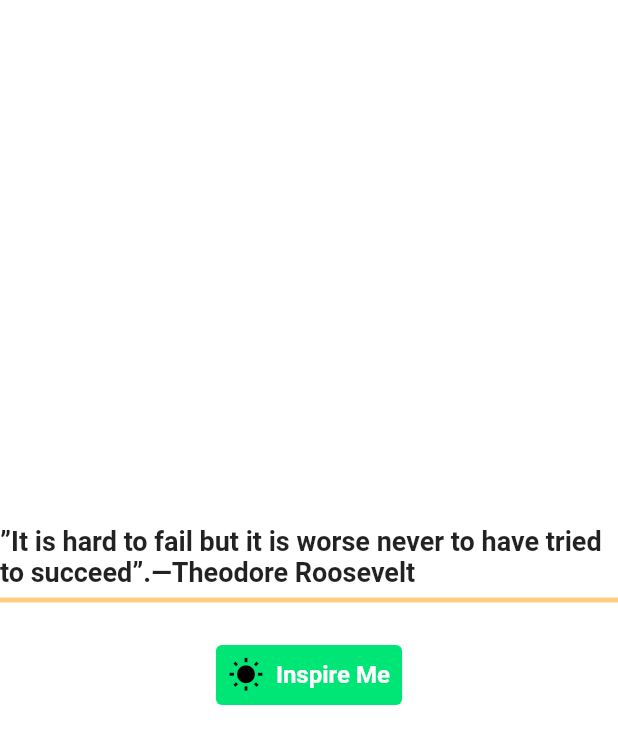
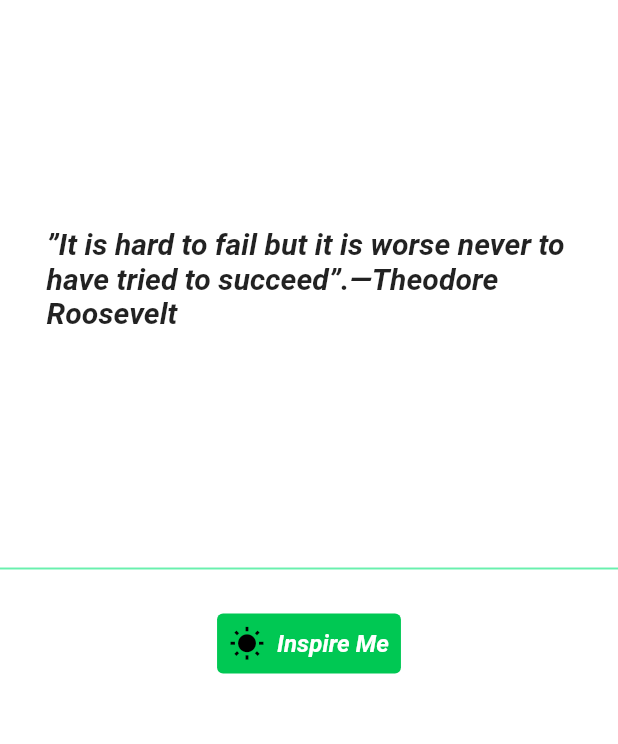
Before and after one commit to ABOALI112/quotes_app, a Flutter app: the screen it shows after launch, on a phone screen of 412 x 824 dp. Shown: the top 744 px of the screen. Run offline on Flutter 3.47's test engine with Material 2 defaults, Android fonts, the phone set to English and light mode, and no system bars.

Commit message:
editted the style for the button recentered the quotes and adjusting spaces

```diff
--- a/lib/UI/home.dart
+++ b/lib/UI/home.dart
@@ -1,5 +1,3 @@
-import 'dart:ui';
-
 import 'package:flutter/material.dart';
 
 class Wisdom extends StatefulWidget {
@@ -35,26 +33,39 @@ class _WisdomState extends State<Wisdom> {
   Widget build(BuildContext context) {
     TextStyle styles = const TextStyle(
       fontWeight: FontWeight.bold,
-      fontSize: 18,
+      fontSize: 20,
       color: Colors.black87,
+      fontStyle: FontStyle.italic,
     );
     return MaterialApp(
       title: "Quotes App",
       home: Scaffold(
         backgroundColor: Colors.white,
-        body: Container(
-          child: Column(
+        body: Column(
           mainAxisAlignment: MainAxisAlignment.center,
           children: [
-              Center(
+            Expanded(
+              child: Center(
+                child: Container(
+                  width: 350,
+                  height: 200,
+                  margin: const EdgeInsets.all(30.0),
+                  decoration: BoxDecoration(
+                    color: Colors.transparent,
+                    borderRadius: BorderRadius.circular(14.5),
+                  ),
+                  child: Center(
                     child: Text(
                       Quotes[_counter % Quotes.length],
                       style: styles,
                     ),
                   ),
-              Divider(
-                thickness: 3.3,
-                color: Colors.orange.shade200,
+                ),
+              ),
+            ),
+            const Divider(
+              thickness: 1.3,
+              color: Colors.greenAccent,
             ),
             Padding(
               padding: const EdgeInsets.only(top: 18.0),
@@ -69,11 +80,11 @@ class _WisdomState extends State<Wisdom> {
                   style: styles.copyWith(fontSize: 16.0, color: Colors.white),
                 ),
                 style: TextButton.styleFrom(
-                      backgroundColor: Colors.greenAccent.shade400),
+                    backgroundColor: Colors.greenAccent.shade700),
               ),
-              )
+            ),
+            const Spacer(),
           ],
-          ),
         ),
       ),
     );
```
Lines whose indentation alone changed are shown as unchanged.
